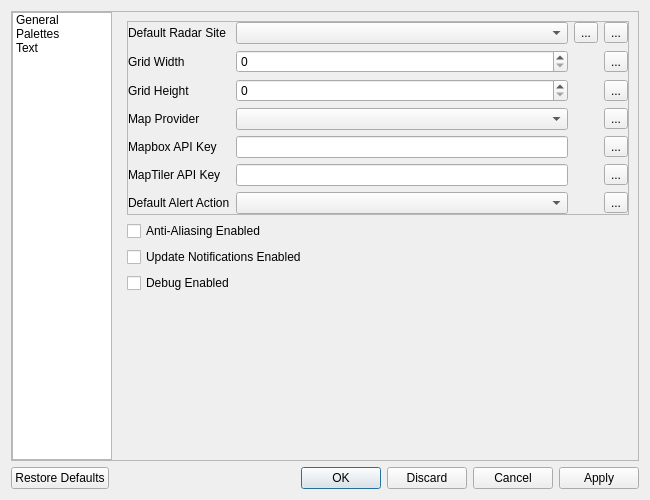
dpaulat/supercell-wx, file scwx-qt/source/scwx/qt/ui/settings_dialog.ui: the form before one commit.
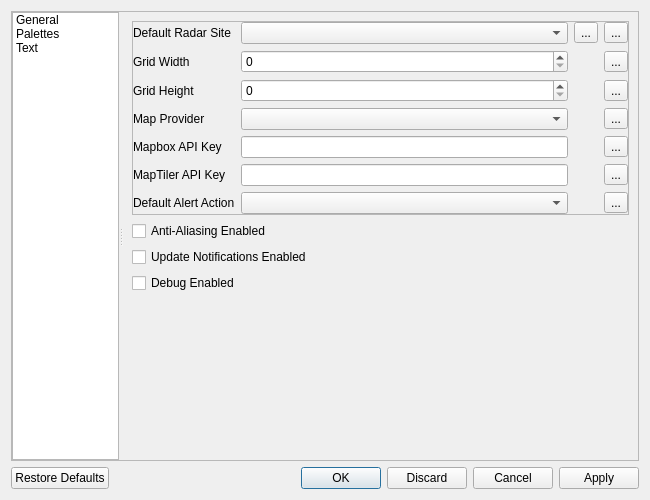
The form after the commit. Icons and pictures are not drawn.

Commit message: Add splitter to allow settings dialog menu resizing

The edit to the form file:
```diff
--- a/scwx-qt/source/scwx/qt/ui/settings_dialog.ui
+++ b/scwx-qt/source/scwx/qt/ui/settings_dialog.ui
@@ -36,6 +36,10 @@
        <number>0</number>
       </property>
       <item>
+       <widget class="QSplitter" name="splitter">
+        <property name="orientation">
+         <enum>Qt::Horizontal</enum>
+        </property>
        <widget class="QListWidget" name="listWidget">
         <property name="sizePolicy">
          <sizepolicy hsizetype="Minimum" vsizetype="Expanding">
@@ -83,8 +87,6 @@
          </property>
         </item>
        </widget>
-      </item>
-      <item>
        <widget class="QStackedWidget" name="stackedWidget">
         <property name="sizePolicy">
          <sizepolicy hsizetype="Expanding" vsizetype="Preferred">
@@ -694,6 +696,7 @@
            </spacer>
           </item>
          </layout>
+         </widget>
         </widget>
        </widget>
       </item>
```
Lines whose indentation alone changed are shown as unchanged.
